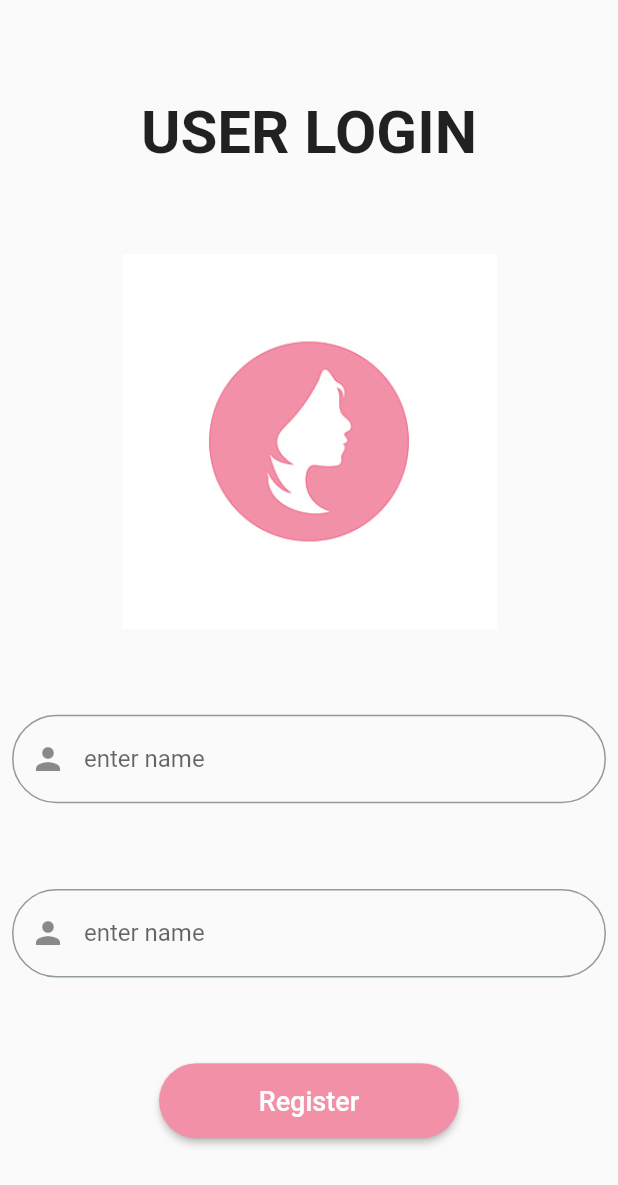
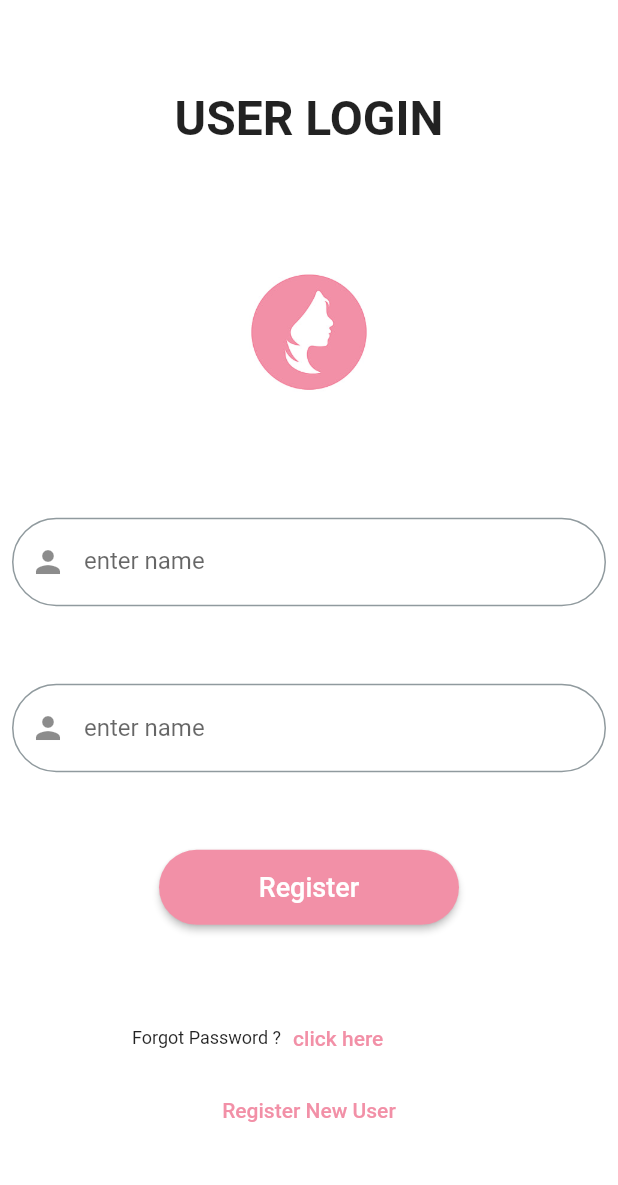
Before and after one commit to ansooman21/safeclick1, a Flutter app: the login_page screen opened directly, on a phone screen of 412 x 824 dp. Shown: the top 1185 px of the screen. Run offline on Flutter 3.47's test engine with Material 2 defaults, Android fonts, the phone set to English and light mode, and no system bars.

Commit message:
login_page

```diff
--- a/lib/login_and_signup/login_page.dart
+++ b/lib/login_and_signup/login_page.dart
@@ -18,13 +18,13 @@ class login_page extends StatelessWidget {
               Text(
                 "USER LOGIN",
                 style: TextStyle(
-                  fontSize: 40,
+                  fontSize: 32,
                   fontWeight: FontWeight.bold,
                 ),
               ),
               Image(
-                width: 250,
-                height: 250,
+                width: 200,
+                height: 144,
                 image: AssetImage("assets/image6.jpg"),
               ),
               custom_textfield(
@@ -52,6 +52,38 @@ class login_page extends StatelessWidget {
                   ),
                 ),
               ),
+              Column(
+                mainAxisAlignment: MainAxisAlignment.spaceAround,
+                crossAxisAlignment: CrossAxisAlignment.stretch,
+                children: [
+                  Row(
+                    children: [
+                      Padding(
+                        padding: const EdgeInsets.fromLTRB(80, 0, 0, 0),
+                        child: Text(
+                          "Forgot Password ?",
+                          style: TextStyle(fontSize: 12),
+                        ),
+                      ),
+                      TextButton(
+                        onPressed: () {},
+                        child: Text(
+                          "click here",
+                          style: TextStyle(
+                              color: Color.fromRGBO(242, 144, 167, 1)),
+                        ),
+                      ),
+                    ],
+                  ),
+                  TextButton(
+                    onPressed: () {},
+                    child: Text(
+                      "Register New User",
+                      style: TextStyle(color: Color.fromRGBO(242, 144, 167, 1)),
+                    ),
+                  ),
+                ],
+              ),
             ],
           ),
         ),
--- a/lib/main.dart
+++ b/lib/main.dart
@@ -15,8 +15,7 @@ class MyApp extends StatelessWidget {
       title: 'Flutter Demo',
       theme: ThemeData(
         primarySwatch: Colors.blue,
-        //primaryColor: Color.fromARGB(255, 255, 255, 255),
-        backgroundColor: Color.fromARGB(255, 255, 255, 255),
+        scaffoldBackgroundColor: Colors.white,
       ),
       debugShowCheckedModeBanner: false,
       home: startpage(),
```
